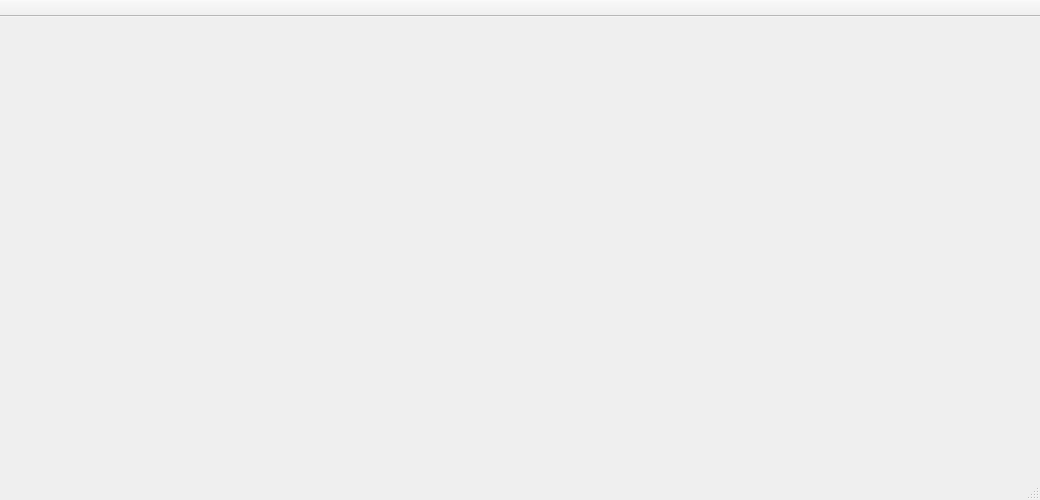
First picture: the form in src/ui/sIBL_GUI.ui, repository KelSolaar/sIBL_GUI, before the edit.
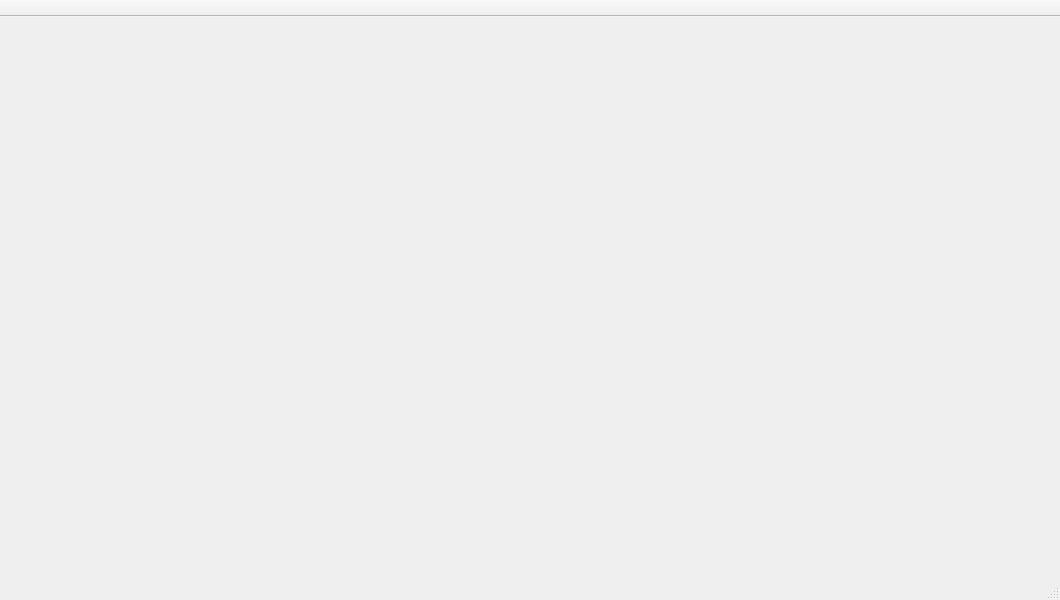
Second picture: the form after the edit. Icons and pictures are not drawn.

Commit message:
Enhanced layouts methods behavior.
- Ui doesn't strobe anymore.
- Gps Map respects other widgets size and doesn't expand more than needeed.

```diff
--- a/src/ui/sIBL_GUI.ui
+++ b/src/ui/sIBL_GUI.ui
@@ -6,8 +6,8 @@
    <rect>
     <x>0</x>
     <y>0</y>
-    <width>1040</width>
-    <height>500</height>
+    <width>1060</width>
+    <height>600</height>
    </rect>
   </property>
   <property name="windowTitle">
```
The commit also changes 4 other files.
